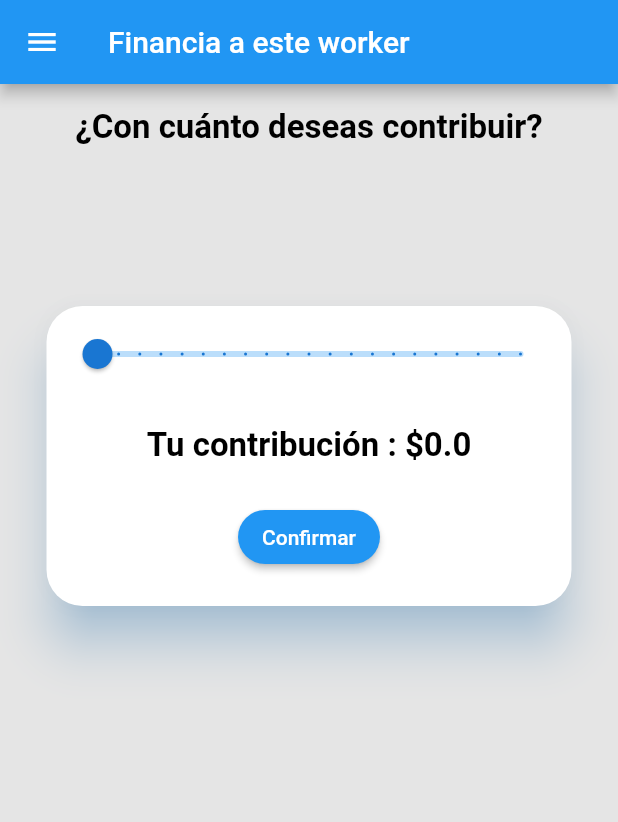
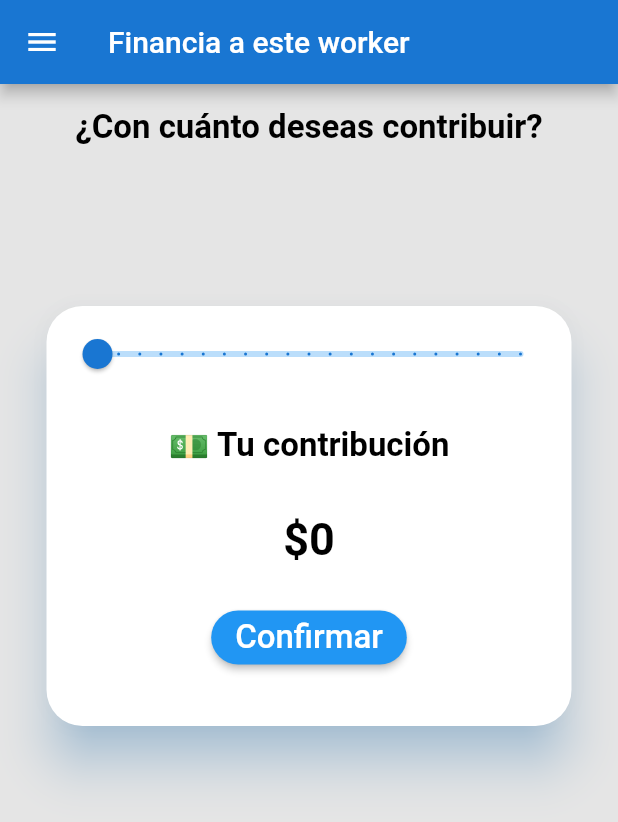
Before and after one commit to mateo-a/HelpMePay, a Flutter app: the MoneySlider screen opened by its route, on a phone screen of 412 x 824 dp. Shown: the top 822 px of the screen. Run offline on Flutter 3.47's test engine with Material 2 defaults, Android fonts, the phone set to English and light mode, and no system bars; our stand-ins replace charts_flutter, percent_indicator, rxdart, shared_preferences; accounts and stored records are empty; statements that could not run were skipped.

Commit message:
update: changes to currency format, order of elements

```diff
--- a/lib/widgets/moneyslider.dart
+++ b/lib/widgets/moneyslider.dart
@@ -51,6 +51,7 @@ class _MoneySliderState extends State<MoneySlider> {
 
     return new Scaffold(
       appBar: AppBar(
+        backgroundColor: Colors.blue[700],
         title: Text("Financia a este worker"),
       ),
       drawer: MenuDrawer(),
@@ -81,7 +82,7 @@ class _MoneySliderState extends State<MoneySlider> {
                   shadowColor: Color(0x802196F3),
                   child: Container(
                       width: 350.0,
-                      height: 200.0,
+                      height: 280.0,
                       child: Column(
                         children: <Widget>[
                           Padding(
@@ -106,10 +107,21 @@ class _MoneySliderState extends State<MoneySlider> {
                             padding: const EdgeInsets.all(16.0),
                             child: Container(
                                 child: Text(
-                              "Tu contribución : \u0024$sliderValue",
+                              "💵 Tu contribución",
                               style: TextStyle(
                                   color: Colors.black,
                                   fontSize: 22.0,
+                                  fontWeight: FontWeight.bold),
+                            )),
+                          ),
+                          Padding(
+                            padding: const EdgeInsets.all(16.0),
+                            child: Container(
+                                child: Text(
+                              "\u0024${sliderValue.toInt()}",
+                              style: TextStyle(
+                                  color: Colors.black,
+                                  fontSize: 30.0,
                                   fontWeight: FontWeight.bold),
                             )),
                           ),
@@ -124,7 +136,8 @@ class _MoneySliderState extends State<MoneySlider> {
                                         new BorderRadius.circular(30.0)),
                                 color: Colors.blue,
                                 child: Text('Confirmar',
-                                    style: TextStyle(color: Colors.white)),
+                                    style: TextStyle(
+                                        color: Colors.white, fontSize: 22)),
                                 onPressed: _showcontent,
                               ),
                             )),
```
